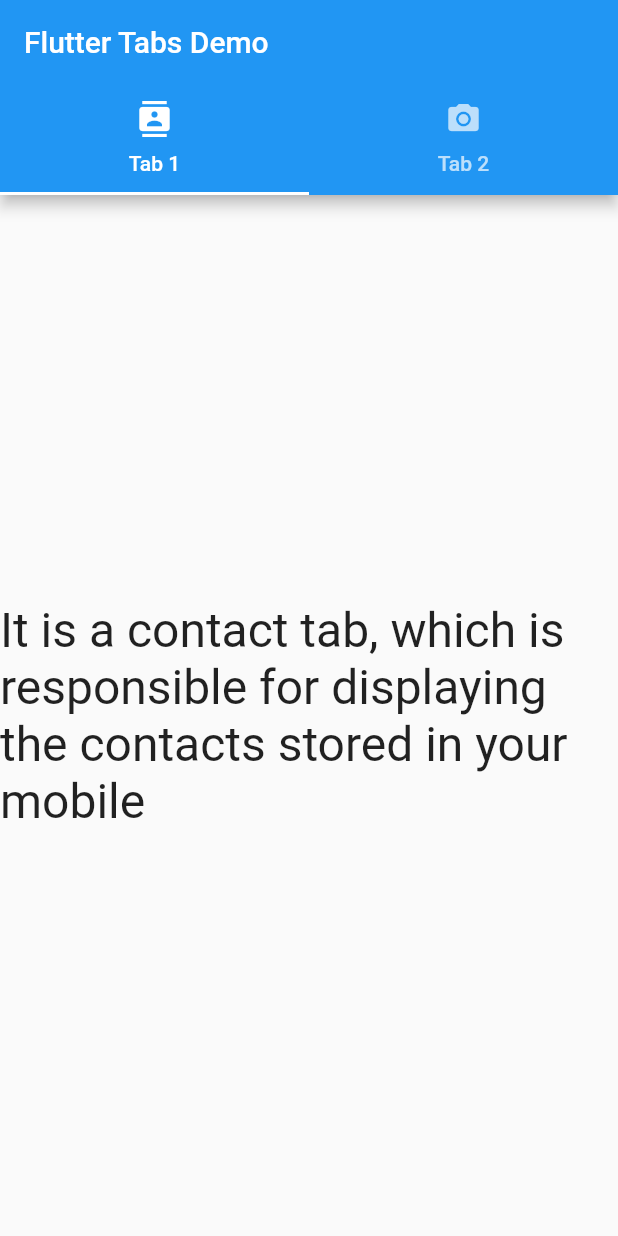
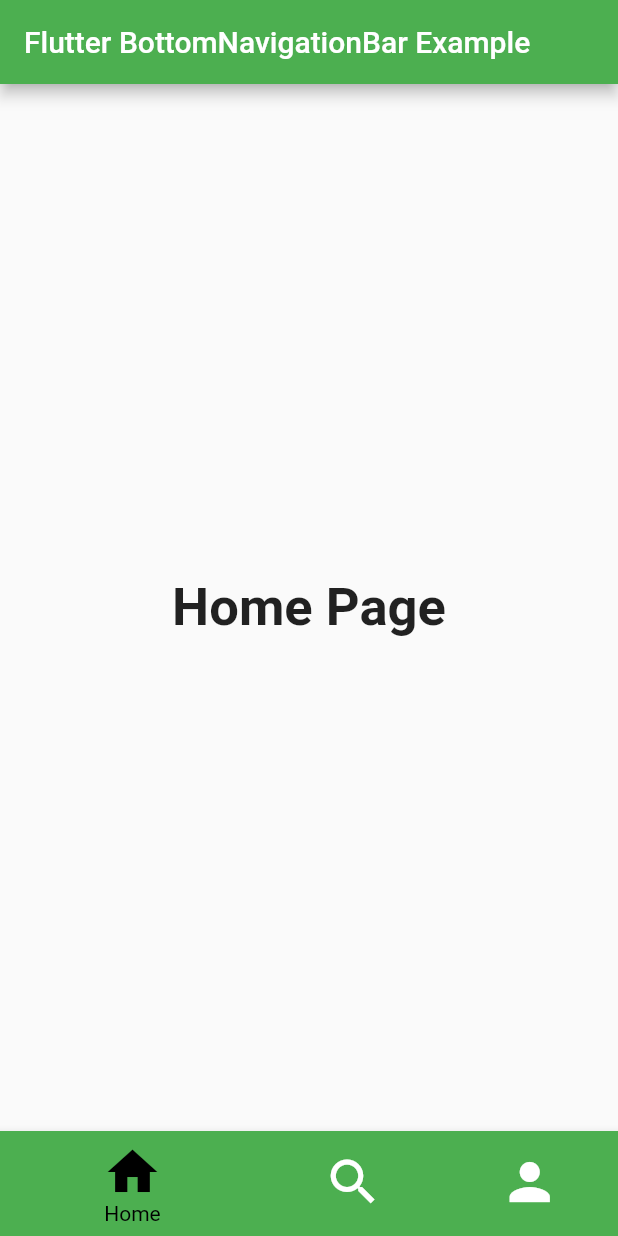
Before and after one commit to loveleenkaurnancy/flutter_app, a Flutter app: the screen it shows after launch, on a phone screen of 412 x 824 dp. Run offline on Flutter 3.47's test engine with Material 2 defaults, Android fonts, the phone set to English and light mode, and no system bars.

Commit message:
Bottom Navigation Bar

```diff
--- a/lib/main.dart
+++ b/lib/main.dart
@@ -9,25 +9,66 @@ class MyApp extends StatelessWidget {
   @override
   Widget build(BuildContext context) {
     return MaterialApp(
-      home: DefaultTabController(
-        length: 2,
-        child: Scaffold(
-          appBar: AppBar(
-            title: Text('Flutter Tabs Demo'),
-            bottom: TabBar(
-              tabs: [
-                Tab(icon: Icon(Icons.contacts), text: "Tab 1"),
-                Tab(icon: Icon(Icons.camera_alt), text: "Tab 2")
-              ],
+      home: MyNavigationBar(),
+    );
+  }
+}
+
+class MyNavigationBar extends StatefulWidget {
+  MyNavigationBar ({Key key}) : super(key: key);
+
+  @override
+  _MyNavigationBarState createState() => _MyNavigationBarState();
+}
+
+class _MyNavigationBarState extends State<MyNavigationBar > {
+  int _selectedIndex = 0;
+  static const List<Widget> _widgetOptions = <Widget>[
+    Text('Home Page', style: TextStyle(fontSize: 35, fontWeight: FontWeight.bold)),
+    Text('Search Page', style: TextStyle(fontSize: 35, fontWeight: FontWeight.bold)),
+    Text('Profile Page', style: TextStyle(fontSize: 35, fontWeight: FontWeight.bold)),
+  ];
+
+  void _onItemTapped(int index) {
+    setState(() {
+      _selectedIndex = index;
+    });
+  }
+
+  @override
+  Widget build(BuildContext context) {
+    return Scaffold(
+      appBar: AppBar(
+          title: const Text('Flutter BottomNavigationBar Example'),
+          backgroundColor: Colors.green
+      ),
+      body: Center(
+        child: _widgetOptions.elementAt(_selectedIndex),
+      ),
+      bottomNavigationBar: BottomNavigationBar(
+          items: const <BottomNavigationBarItem>[
+            BottomNavigationBarItem(
+                icon: Icon(Icons.home),
+                title: Text('Home'),
+                backgroundColor: Colors.green
             ),
-          ),
-          body: TabBarView(
-            children: [
-              FirstScreen(),
-              SecondScreen(),
-            ],
-          ),
-        ),
+            BottomNavigationBarItem(
+                icon: Icon(Icons.search),
+                title: Text('Search'),
+                backgroundColor: Colors.yellow
+            ),
+            BottomNavigationBarItem(
+              icon: Icon(Icons.person),
+              title: Text('Profile'),
+              backgroundColor: Colors.blue,
+            ),
+          ],
+          type: BottomNavigationBarType.shifting,
+          currentIndex: _selectedIndex,
+          selectedItemColor: Colors.black,
+          iconSize: 40,
+          onTap: _onItemTapped,
+          elevation: 5
       ),
     );
   }
```
